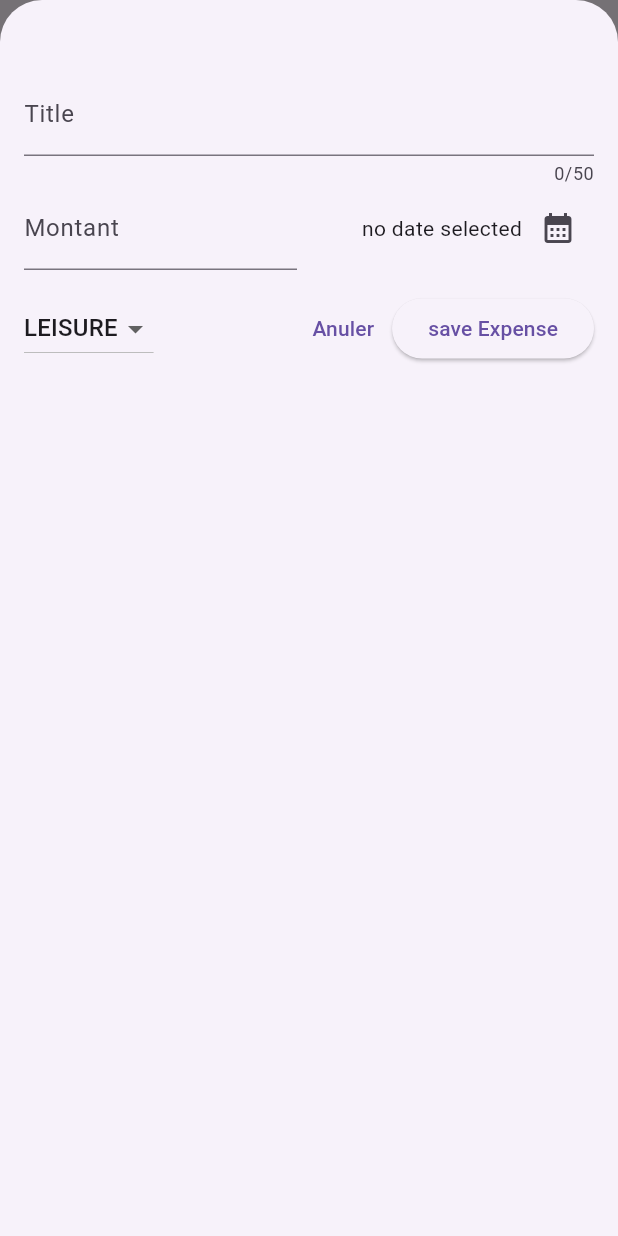
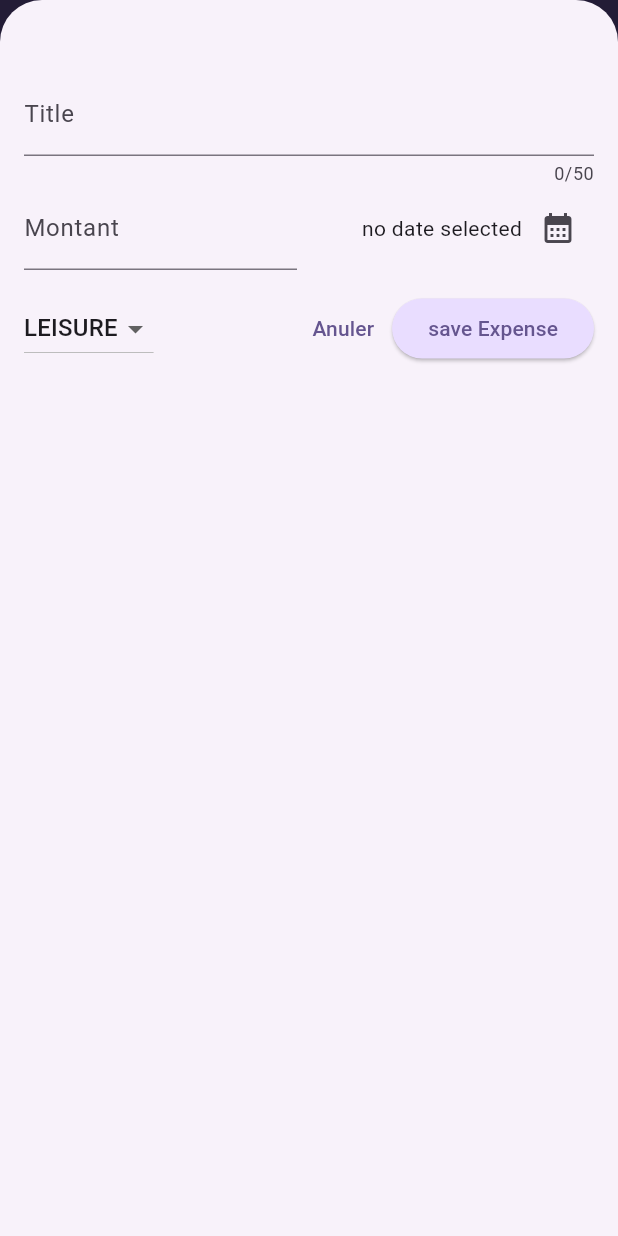
Before and after one commit to VIA2NEY/Course_Expense_Tracker, a Flutter app: the screen it shows after launch, after a tap on the "add" icon, on a phone screen of 412 x 824 dp. Run offline on Flutter 3.47's test engine with Material 3 defaults, Android fonts, the phone set to English and light mode, and no system bars.

Commit message:
adding themes

```diff
--- a/lib/main.dart
+++ b/lib/main.dart
@@ -3,9 +3,38 @@ import 'package:flutter/material.dart';
 
 import 'package:expenses_tracker/widgets/expenses.dart';
 
+
+var kColorScheme = ColorScheme.fromSeed(seedColor: const Color.fromARGB(255, 96, 59, 181));
+
 void main() {
   runApp(
-    const MaterialApp(
+    MaterialApp(
+      theme: ThemeData().copyWith(
+        colorScheme: kColorScheme,
+        appBarTheme: AppBarTheme().copyWith(
+          backgroundColor: kColorScheme.onPrimaryContainer,
+          foregroundColor: kColorScheme.primaryContainer,
+          // centerTitle: true,
+        ),
+        cardTheme: CardTheme().copyWith(
+          color: kColorScheme.secondaryContainer,
+          margin: EdgeInsets.symmetric(horizontal: 16, vertical: 8)
+        ),
+
+        elevatedButtonTheme: ElevatedButtonThemeData(
+          style: ElevatedButton.styleFrom(
+            backgroundColor: kColorScheme.primaryContainer
+          )
+        ),
+
+        textTheme: ThemeData().textTheme.copyWith(
+          titleLarge: TextStyle(
+            fontWeight: FontWeight.bold,
+            color: kColorScheme.onSecondaryContainer,
+            fontSize: 16
+          ),
+        )
+      ),
       home: Expenses(),
     ),
   );
--- a/lib/widgets/expenses_list/expense_item.dart
+++ b/lib/widgets/expenses_list/expense_item.dart
@@ -13,8 +13,12 @@ class ExpenseItem extends StatelessWidget {
       child: Padding(
         padding: const EdgeInsets.symmetric(horizontal: 20.0, vertical: 16),
         child: Column(
+          crossAxisAlignment: CrossAxisAlignment.start,
           children: [
-            Text(expense.title),
+            Text(
+              expense.title,
+              style: Theme.of(context).textTheme.titleLarge,
+            ),
             SizedBox(height: 4,),
             Row(
               children: [
--- a/lib/widgets/expenses_list/expenses_list.dart
+++ b/lib/widgets/expenses_list/expenses_list.dart
@@ -19,6 +19,10 @@ class ExpensesList extends StatelessWidget {
       itemCount: expenses.length,
       itemBuilder: (context, index) {
         return Dismissible(
+          background: Container(
+            color: Theme.of(context).colorScheme.error,
+            margin: EdgeInsets.symmetric(horizontal: Theme.of(context).cardTheme.margin!.horizontal),
+          ),
           key: ValueKey(expenses[index]),
           child: ExpenseItem(expenses[index]),
           onDismissed: (direction) {
```
